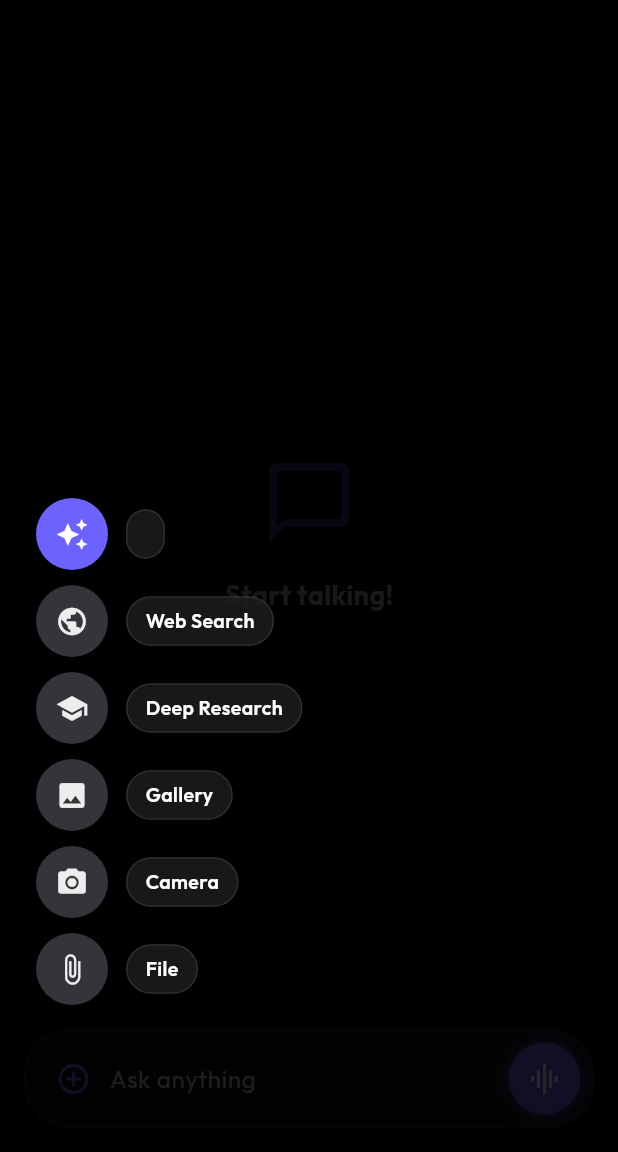
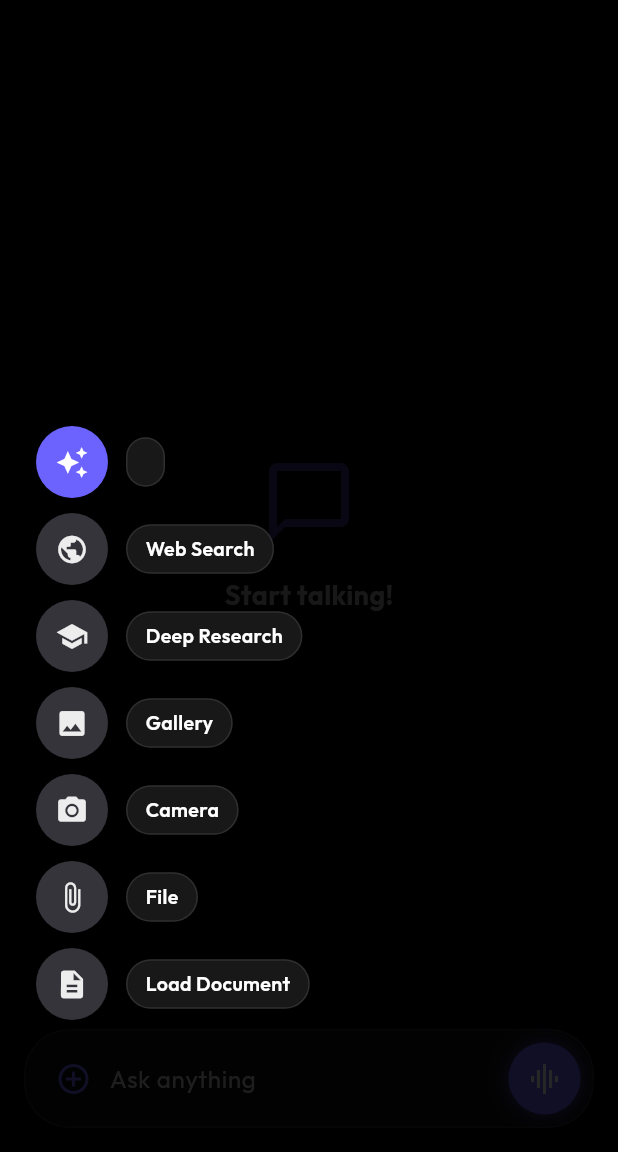
Before and after one commit to shreyashp77/ChadGPT, a Flutter app: the ChatScreen screen opened directly, after a tap on the "add circle outline" icon, on a phone screen of 412 x 824 dp, the part 84-1236 px from its top. Run offline on Flutter 3.47's test engine with Material 3 defaults, Android fonts, the light colour scheme and no system bars; drawn by our look-alikes of flutter_animate; our stand-ins replace file_picker, flutter_local_notifications, flutter_markdown, flutter_secure_storage, flutter_tts, font_awesome_flutter and 8 more; missing offline and left inert: flutter_foreground_task, flutter_highlighter, gal, llama_flutter_android, markdown, pasteboard and 1 more; accounts and stored records are empty.

Commit message:
feat: Implement document context for Retrieval Augmented Generation (RAG) in chat sessions, including UI, API integration, and persistence.

```diff
--- a/lib/models/chat_session.dart
+++ b/lib/models/chat_session.dart
@@ -11,12 +11,17 @@ class ChatSession {
   bool isPinned;
   bool hasUnreadMessages;
   String? folder;  // Folder for organization
+  String? documentContext;  // Extracted text from uploaded document
+  String? documentName;     // Filename of uploaded document
 
   /// Returns true if the chat contains any generated media (images)
   bool get hasGeneratedMedia => messages.any((m) => m.generatedImageUrl != null);
 
   /// Returns true if the chat contains any user attachments (files/images)
   bool get hasAttachments => messages.any((m) => m.attachmentPath != null);
+
+  /// Returns true if the chat has a document loaded for context
+  bool get hasDocument => documentContext != null && documentContext!.isNotEmpty;
 
   ChatSession({
     required this.id,
@@ -29,6 +34,8 @@ class ChatSession {
     this.isPinned = false,
     this.hasUnreadMessages = false,
     this.folder,
+    this.documentContext,
+    this.documentName,
   }) : messages = messages ?? [];
 
   Map<String, dynamic> toMap() {
@@ -41,6 +48,8 @@ class ChatSession {
       'is_pinned': isPinned ? 1 : 0,
       'has_unread_messages': hasUnreadMessages ? 1 : 0,
       'folder': folder,
+      'document_context': documentContext,
+      'document_name': documentName,
     };
   }
 
@@ -56,6 +65,8 @@ class ChatSession {
       isPinned: map['is_pinned'] == 1,
       hasUnreadMessages: map['has_unread_messages'] == 1,
       folder: map['folder'],
+      documentContext: map['document_context'],
+      documentName: map['document_name'],
     );
   }
 }
--- a/lib/screens/chat_screen.dart
+++ b/lib/screens/chat_screen.dart
@@ -18,6 +18,7 @@ import '../widgets/typing_indicator.dart';
 import '../widgets/media_history_sheet.dart';
 import '../services/local_model_service.dart';
 import '../services/database_service.dart';
+import '../services/document_service.dart';
 import '../models/local_model.dart';
 
 import 'package:font_awesome_flutter/font_awesome_flutter.dart';
@@ -386,8 +387,8 @@ class _ChatScreenState extends State<ChatScreen> {
                         mainAxisSize: MainAxisSize.min,
                         crossAxisAlignment: CrossAxisAlignment.start,
                         children: [
-                           // Top: Feature Chips (Web Search, Attachments, Image Mode, Research Mode)
-                           if (_useWebSearch || _pendingAttachmentPath != null || _useImageCreate || _useDeepResearch)
+                           // Top: Feature Chips (Web Search, Attachments, Image Mode, Research Mode, Document)
+                           if (_useWebSearch || _pendingAttachmentPath != null || _useImageCreate || _useDeepResearch || chatProvider.currentChat?.hasDocument == true)
                              Padding(
                                padding: const EdgeInsets.fromLTRB(8, 8, 8, 4),
                                child: SingleChildScrollView(
@@ -441,6 +442,20 @@ class _ChatScreenState extends State<ChatScreen> {
                                            }),
                                          ),
                                        ),
+                                      // Document context chip
+                                      if (chatProvider.currentChat?.hasDocument == true)
+                                        Padding(
+                                          padding: const EdgeInsets.only(right: 6),
+                                          child: _buildFeatureChip(
+                                            context,
+                                            icon: Icons.description,
+                                            label: chatProvider.currentChat!.documentName ?? 'Document',
+                                            chipColor: Colors.orange,
+                                            onRemove: () {
+                                              chatProvider.clearDocument();
+                                            },
+                                          ),
+                                        ),
                                    ],
                                  ),
                                ),
@@ -579,6 +594,7 @@ class _ChatScreenState extends State<ChatScreen> {
 
   void _showAttachmentOptions() async {
       final settingsProvider = context.read<SettingsProvider>();
+      final chatProvider = context.read<ChatProvider>();
 
       // Dismiss keyboard first
       FocusScope.of(context).unfocus();
@@ -589,7 +605,7 @@ class _ChatScreenState extends State<ChatScreen> {
       // Get position for the plus button (left side)
       final screenHeight = MediaQuery.of(context).size.height;
       // Add extra space if pills are visible
-      final pillsVisible = _useWebSearch || _pendingAttachmentPath != null || _useDeepResearch || _useImageCreate;
+      final pillsVisible = _useWebSearch || _pendingAttachmentPath != null || _useDeepResearch || _useImageCreate || chatProvider.currentChat?.hasDocument == true;
       final bottomOffset = MediaQuery.of(context).padding.bottom + 16 + 56 + 16 + (pillsVisible ? 32 : 0);
       const leftOffset = 16.0 + 8.0;
 
@@ -770,6 +786,41 @@ class _ChatScreenState extends State<ChatScreen> {
                                            },
                                            alignLeft: true,
                                        ).animate().slideY(begin: 0.5, end: 0, duration: 200.ms, delay: 300.ms).fadeIn(),
+
+                                       if (settingsProvider.isComfyUiConnected)
+                                         const SizedBox(height: 10),
+
+                                        // Document for RAG context
+                                        _buildFloatingOption(
+                                            context,
+                                            icon: Icons.description,
+                                            label: chatProvider.currentChat?.hasDocument == true
+                                                ? 'Doc: ${chatProvider.currentChat!.documentName ?? "Loaded"}'
+                                                : 'Load Document',
+                                            bgColor: chatProvider.currentChat?.hasDocument == true
+                                                ? Colors.orange
+                                                : Theme.of(context).colorScheme.surfaceContainerHighest,
+                                            iconColor: chatProvider.currentChat?.hasDocument == true
+                                                ? Colors.white
+                                                : Theme.of(context).colorScheme.onSurface,
+                                            onTap: () async {
+                                                Navigator.pop(context);
+                                                HapticFeedback.lightImpact();
+                                                final result = await FilePicker.platform.pickFiles(
+                                                  type: FileType.custom,
+                                                  allowedExtensions: DocumentService.supportedExtensions,
+                                                );
+                                                if (result != null && result.files.single.path != null) {
+                                                    final loaded = await chatProvider.loadDocument(result.files.single.path!);
+                                                    if (!loaded && mounted) {
+                                                        ScaffoldMessenger.of(this.context).showSnackBar(
+                                                            const SnackBar(content: Text('Failed to load document')),
+                                                        );
+                                                    }
+                                                }
+                                            },
+                                            alignLeft: true,
+                                        ).animate().slideY(begin: 0.5, end: 0, duration: 200.ms, delay: 350.ms).fadeIn(),
 
                                    ],
                                ),
--- a/lib/services/database_service.dart
+++ b/lib/services/database_service.dart
@@ -25,7 +25,7 @@ class DatabaseService {
     String path = join(await getDatabasesPath(), AppConstants.dbName);
     return await openDatabase(
       path,
-      version: 11, // Added model_id, is_free, api_key_label to messages
+      version: 12, // Added document_context, document_name for RAG feature
       onCreate: _onCreate,
       onUpgrade: _onUpgrade,
     );
@@ -41,7 +41,9 @@ class DatabaseService {
         system_prompt TEXT,
         is_pinned INTEGER DEFAULT 0,
         has_unread_messages INTEGER DEFAULT 0,
-        folder TEXT
+        folder TEXT,
+        document_context TEXT,
+        document_name TEXT
       )
     ''');
 
@@ -199,6 +201,18 @@ class DatabaseService {
        }
        if (!columnNames.contains('api_key_label')) {
            await db.execute('ALTER TABLE ${AppConstants.tableNameMessages} ADD COLUMN api_key_label TEXT');
+       }
+    }
+    if (oldVersion < 12) {
+       // Add document context columns for RAG feature
+       final columns = await db.rawQuery('PRAGMA table_info(${AppConstants.tableNameChats})');
+       final columnNames = columns.map((c) => c['name']).toSet();
+
+       if (!columnNames.contains('document_context')) {
+           await db.execute('ALTER TABLE ${AppConstants.tableNameChats} ADD COLUMN document_context TEXT');
+       }
+       if (!columnNames.contains('document_name')) {
+           await db.execute('ALTER TABLE ${AppConstants.tableNameChats} ADD COLUMN document_name TEXT');
        }
     }
   }
--- a/pubspec.yaml
+++ b/pubspec.yaml
@@ -16,7 +16,7 @@ publish_to: 'none' # Remove this line if you wish to publish to pub.dev
 # https://developer.apple.com/library/archive/documentation/General/Reference/InfoPlistKeyReference/Articles/CoreFoundationKeys.html
 # In Windows, build-name is used as the major, minor, and patch parts
 # of the product and file versions while build-number is used as the build suffix.
-version: 1.2.6+1
+version: 1.3.0+1
 
 environment:
   sdk: ^3.10.3
@@ -65,6 +65,7 @@ dependencies:
   flutter_foreground_task: ^8.10.3
   llama_flutter_android: ^0.1.1  # Android-optimized llama.cpp wrapper
   flutter_secure_storage: ^9.0.0
+  syncfusion_flutter_pdf: ^32.1.19  # PDF text extraction for RAG
 
 dev_dependencies:
   flutter_test:
```
Also changed, not shown: lib/providers/chat_provider.dart (+62 -0 lines), lib/services/api_service.dart (+25 -0 lines), lib/services/document_service.dart (added, +97 -0 lines), pubspec.lock.
